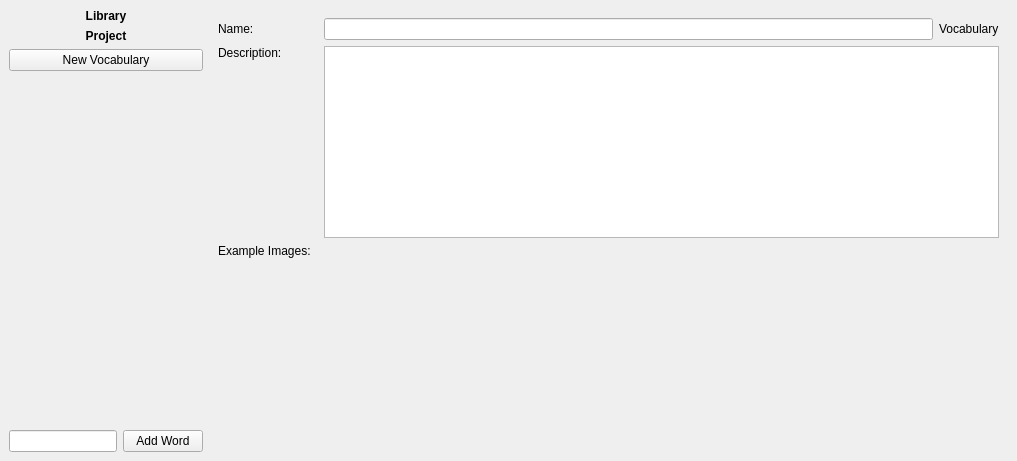
The window that qt_ui/VocabularyManager.ui (FilmColors/VIAN) describes before a commit, drawn with Qt 5.
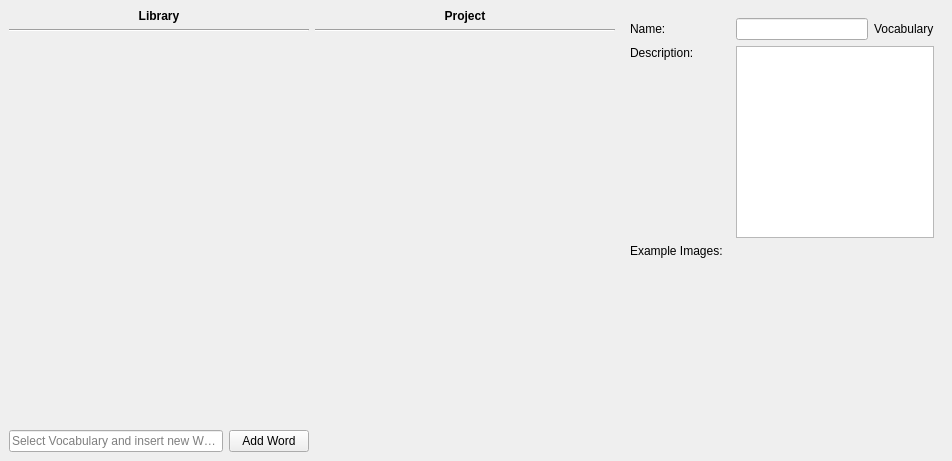
The same window after the commit.

Commit message:
Reimplemented VocabularyManager according to discussion with @jonathanschaber
- Two Views in VocabularyManager
- When Renaming Vocabularies VIAN makes sure they have a unique name,
- Adding duplicate words is prohibited
- Only adding vocabularies in library
- Fixed bugs in several views with MultiSelection, this works now as expected and documented in https://doc.qt.io/archives/qt-4.8/qabstractitemview.html#SelectionMode-enum (see Qt.ExtendedSelection)
- ONRightClick, select before the context menu opens

```diff
--- a/qt_ui/VocabularyManager.ui
+++ b/qt_ui/VocabularyManager.ui
@@ -6,7 +6,7 @@
    <rect>
     <x>0</x>
     <y>0</y>
-    <width>1017</width>
+    <width>952</width>
     <height>461</height>
    </rect>
   </property>
@@ -42,31 +42,26 @@
        <layout class="QVBoxLayout" name="verticalLayout_2">
         <item>
          <widget class="QLabel" name="labelLibrary">
+          <property name="minimumSize">
+           <size>
+            <width>300</width>
+            <height>0</height>
+           </size>
+          </property>
           <property name="text">
            <string>&lt;html&gt;&lt;head/&gt;&lt;body&gt;&lt;p align=&quot;center&quot;&gt;&lt;span style=&quot; font-weight:600;&quot;&gt;Library&lt;/span&gt;&lt;/p&gt;&lt;/body&gt;&lt;/html&gt;</string>
           </property>
          </widget>
         </item>
         <item>
-         <widget class="QLabel" name="labelProject">
-          <property name="text">
-           <string>&lt;html&gt;&lt;head/&gt;&lt;body&gt;&lt;p align=&quot;center&quot;&gt;&lt;span style=&quot; font-weight:600;&quot;&gt;Project&lt;/span&gt;&lt;/p&gt;&lt;/body&gt;&lt;/html&gt;</string>
+         <widget class="Line" name="line">
+          <property name="orientation">
+           <enum>Qt::Horizontal</enum>
           </property>
          </widget>
         </item>
         <item>
-         <layout class="QHBoxLayout" name="horizontalLayout_4">
-          <item>
-           <widget class="QPushButton" name="btn_NewVocabulary">
-            <property name="text">
-             <string>New Vocabulary</string>
-            </property>
-           </widget>
-          </item>
-         </layout>
-        </item>
-        <item>
-         <widget class="QWidget" name="inner" native="true">
+         <widget class="QWidget" name="innerLibrary" native="true">
           <property name="sizePolicy">
            <sizepolicy hsizetype="Preferred" vsizetype="Expanding">
             <horstretch>0</horstretch>
@@ -86,6 +81,9 @@
               <verstretch>0</verstretch>
              </sizepolicy>
             </property>
+            <property name="placeholderText">
+             <string>Select Vocabulary and insert new Word</string>
+            </property>
            </widget>
           </item>
           <item>
@@ -99,6 +97,41 @@
         </item>
        </layout>
       </item>
+      <item>
+       <layout class="QVBoxLayout" name="verticalLayout">
+        <item>
+         <widget class="QLabel" name="labelProject">
+          <property name="minimumSize">
+           <size>
+            <width>300</width>
+            <height>0</height>
+           </size>
+          </property>
+          <property name="text">
+           <string>&lt;html&gt;&lt;head/&gt;&lt;body&gt;&lt;p align=&quot;center&quot;&gt;&lt;span style=&quot; font-weight:600;&quot;&gt;Project&lt;/span&gt;&lt;/p&gt;&lt;/body&gt;&lt;/html&gt;</string>
+          </property>
+         </widget>
+        </item>
+        <item>
+         <widget class="Line" name="line_2">
+          <property name="orientation">
+           <enum>Qt::Horizontal</enum>
+          </property>
+         </widget>
+        </item>
+        <item>
+         <widget class="QWidget" name="innerProject" native="true">
+          <property name="sizePolicy">
+           <sizepolicy hsizetype="Preferred" vsizetype="Expanding">
+            <horstretch>0</horstretch>
+            <verstretch>0</verstretch>
+           </sizepolicy>
+          </property>
+          <layout class="QVBoxLayout" name="verticalLayout_3"/>
+         </widget>
+        </item>
+       </layout>
+      </item>
       <item>
        <widget class="QWidget" name="widget_2" native="true">
         <property name="sizePolicy">
```
The commit also changes 6 other files.
